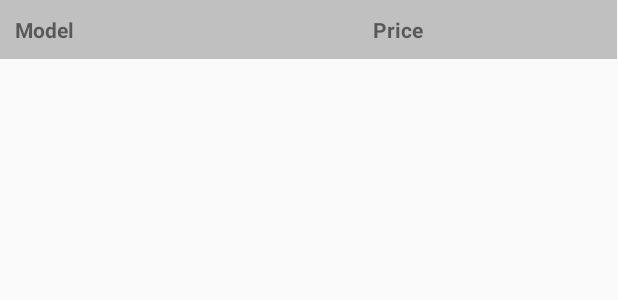
After one commit to AndyMauri/EntornoInteligenteAndroid, an Android app: the layout headerconsultausuario.xml on its own in the app's theme, with its tools: preview values and no code run, on a phone screen of 412 x 824 dp. The commit adds this screen. Shown: the top 300 px of the screen. Run offline under Robolectric (Android 15) with nearby library versions, the phone set to English and light mode, and no system bars.

Commit message:
ADSI-168

```diff
--- a/app/src/main/java/com/example/entornointeligente/LoginActivity.java
+++ b/app/src/main/java/com/example/entornointeligente/LoginActivity.java
@@ -165,7 +165,7 @@ public class LoginActivity extends AppCompatActivity implements LoaderCallbacks<
             }
         });
 
-        LayoutInflater inflater = this.getLayoutInflater();
+        LayoutInflater inflater = (LayoutInflater) this.getSystemService(getApplicationContext().LAYOUT_INFLATER_SERVICE);
         View vista = inflater.inflate(R.layout.nav_header_principal, null);
         final TextView nom = vista.findViewById(R.id.nombre1);
         final TextView correo = vista.findViewById(R.id.correo1);
--- /dev/null
+++ b/app/src/main/res/layout/headerconsultausuario.xml
@@ -0,0 +1,29 @@
+<?xml version="1.0" encoding="utf-8"?>
+<TableLayout xmlns:android="http://schemas.android.com/apk/res/android"
+    android:layout_width="match_parent"
+    android:layout_height="match_parent"
+    android:stretchColumns="*">
+
+    <TableRow android:layout_width="match_parent"
+        android:layout_height="wrap_content">
+
+        <TextView
+            android:layout_column="0"
+            android:padding="10dp"
+            android:layout_span="2"
+            android:text="Model"
+            android:textStyle="bold"
+            android:background="#c0c0c0"/>
+
+        <TextView
+            android:layout_column="1"
+            android:padding="10dp"
+            android:text="Price"
+            android:textStyle="bold"
+            android:background="#c0c0c0"/>
+
+
+
+    </TableRow>
+
+</TableLayout>
```
Also changed, not shown: app/src/main/java/com/example/entornointeligente/UsuarioFragment.java (+7 -0 lines), app/src/main/res/layout/consultarusuario.xml (added, +45 -0 lines), app/src/main/res/layout/nav_header_principal.xml (+4 -10 lines), app/src/main/res/layout/tableusuarioselect.xml (added, +21 -0 lines).
